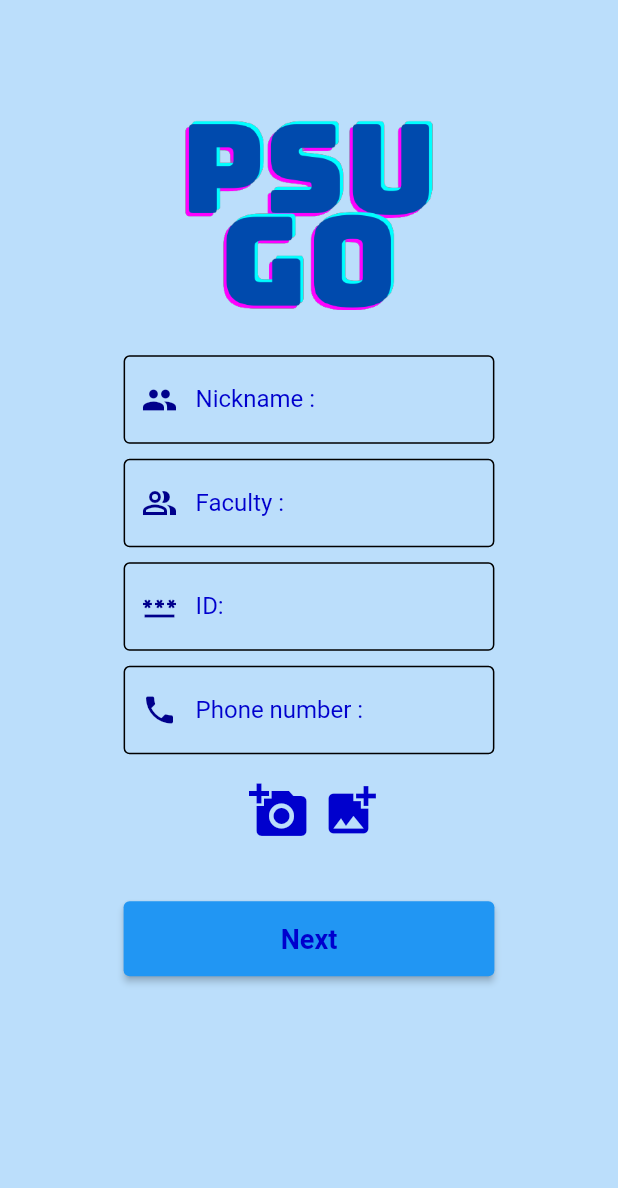
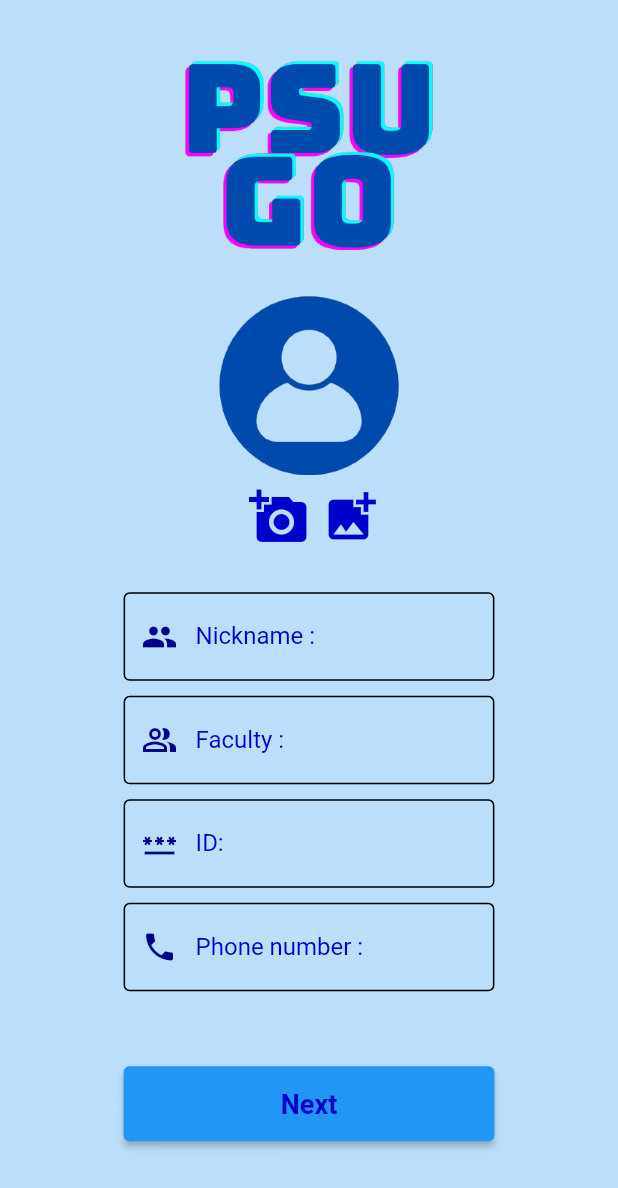
Before and after one commit to PAWink/psugo, a Flutter app: the screen it shows after launch, on a phone screen of 412 x 824 dp. Shown: the top 1188 px of the screen. Run offline on Flutter 3.47's test engine with Material 2 defaults, Android fonts, the phone set to English and light mode, and no system bars; our stand-ins replace image_picker; missing offline and left inert: dart:ffi.

```diff
--- a/lib/states/uploadid.dart
+++ b/lib/states/uploadid.dart
@@ -28,15 +28,29 @@ class _UploadidState extends State<Uploadid> {
         child: ListView(
           children: [
             buildImagelogo(size),
+            buildProfile(),
+            buildAddPic(),
             buildNickname(size),
             buildFaculty(size),
             buildID(size),
             buildPhoneNum(size),
-            buildAddPic(),
             buildNext(size),
           ],
         ),
       ),
+    );
+  }
+
+  Row buildProfile() {
+    return Row(
+      mainAxisAlignment: MainAxisAlignment.center,
+      children: [
+        Container(
+          height: 120,
+          margin: EdgeInsets.only(top: 30),
+          child: ShowImage(pathImage: MyConstant.cutprof),
+        ),
+      ],
     );
   }
 
@@ -193,7 +207,7 @@ class _UploadidState extends State<Uploadid> {
       mainAxisAlignment: MainAxisAlignment.center,
       children: [
         Container(
-          margin: EdgeInsets.only(top: 80),
+          margin: EdgeInsets.only(top: 40),
           width: size * 0.4,
           child: ShowImage(pathImage: MyConstant.cutlogo),
         ),
--- a/lib/utility/my_constant.dart
+++ b/lib/utility/my_constant.dart
@@ -22,6 +22,7 @@ class MyConstant {
   static String driving2 = 'image/driving2.png';
   static String car = 'image/car.png';
   static String cutgall = 'image/cutgall.png';
+  static String cutprof = 'image/cutprof.png';
 
   //colour
   static Color primary = Color(0xff0000cd);
```
Also changed, not shown: image/cutprof.png (added).
